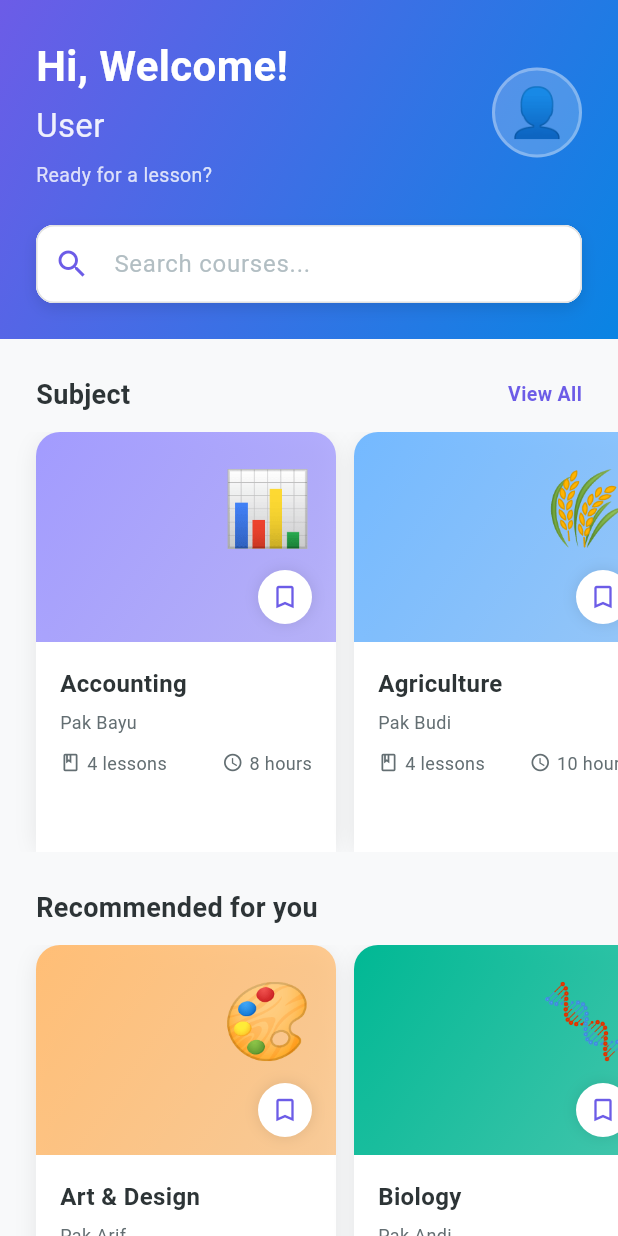
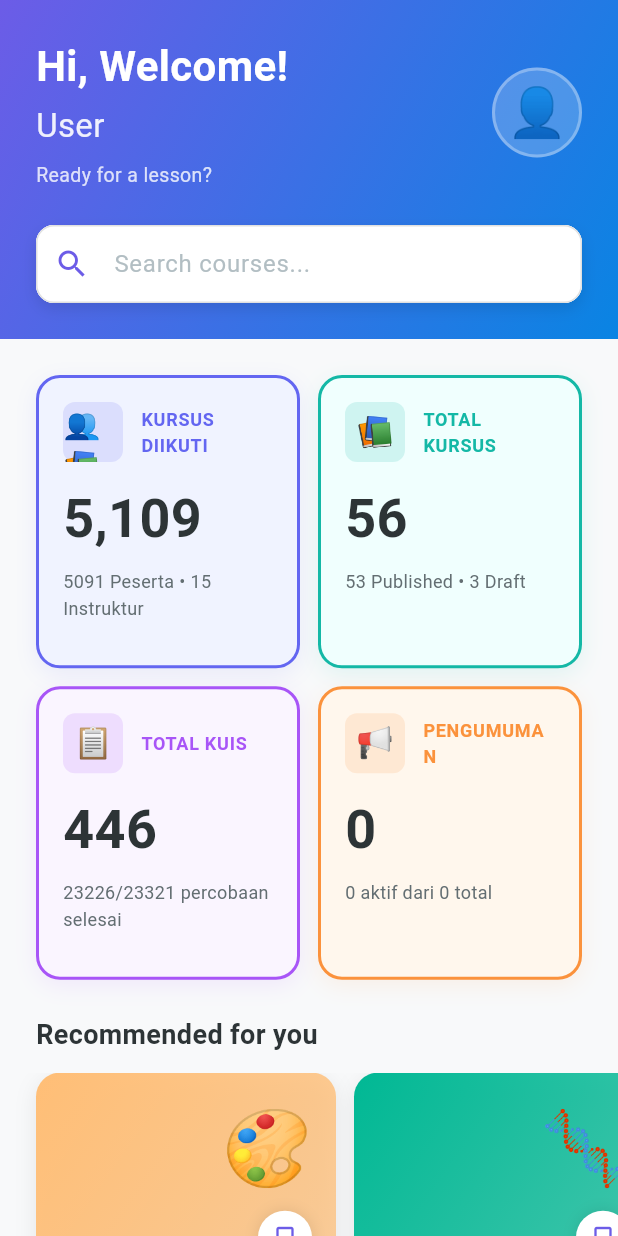
Before and after one commit to BASS-Training/Mobile-LMS-BASS, a Flutter app: the HomeScreen screen opened directly, on a phone screen of 412 x 824 dp. Run offline on Flutter 3.47's test engine with Material 3 defaults, Android fonts, the phone set to English and light mode, and no system bars; our stand-ins replace equatable, flutter_bloc, hive_flutter; accounts and stored records are empty.

Commit message:
add new cards
Co-authored-by: Copilot <copilot@github.com>

```diff
--- a/lib/presentation/screen/home/home_screen.dart
+++ /dev/null
@@ -1,307 +0,0 @@
-import 'package:flutter/material.dart';
-import 'package:flutter_bloc/flutter_bloc.dart';
-import 'package:lms_mobile_app/config/theme.dart';
-import 'package:lms_mobile_app/presentation/bloc/auth/auth_bloc.dart';
-import 'package:lms_mobile_app/presentation/bloc/auth/auth_state.dart';
-import 'package:lms_mobile_app/presentation/bloc/course/course_bloc.dart';
-import 'package:lms_mobile_app/presentation/bloc/course/course_event.dart';
-import 'package:lms_mobile_app/presentation/bloc/course/course_state.dart';
-import 'package:lms_mobile_app/presentation/widgets/course_card.dart';
-import 'package:lms_mobile_app/utils/constants.dart';
-import 'package:lms_mobile_app/data/mappers/course_mapper.dart';
-
-class HomeScreen extends StatefulWidget {
-  const HomeScreen({super.key});
-
-  @override
-  State<HomeScreen> createState() => _HomeScreenState();
-}
-
-class _HomeScreenState extends State<HomeScreen> {
-  final _searchController = TextEditingController();
-
-  @override
-  void initState() {
-    super.initState();
-    context.read<CourseBloc>().add(const GetCoursesEvent());
-  }
-
-  @override
-  void dispose() {
-    _searchController.dispose();
-    super.dispose();
-  }
-
-  @override
-  Widget build(BuildContext context) {
-    return Scaffold(
-      backgroundColor: AppColors.background,
-      body: SafeArea(
-        child: SingleChildScrollView(
-          child: Column(
-            crossAxisAlignment: CrossAxisAlignment.start,
-            children: [
-              // Header
-              Container(
-                padding: EdgeInsets.all(AppConstants.paddingLarge),
-                decoration: BoxDecoration(
-                  gradient: LinearGradient(
-                    colors: [AppColors.primary, AppColors.secondary],
-                    begin: Alignment.topLeft,
-                    end: Alignment.bottomRight,
-                  ),
-                ),
-                child: Column(
-                  crossAxisAlignment: CrossAxisAlignment.start,
-                  children: [
-                    Row(
-                      mainAxisAlignment: MainAxisAlignment.spaceBetween,
-                      children: [
-                        Column(
-                          crossAxisAlignment: CrossAxisAlignment.start,
-                          children: [
-                            Text(
-                              AppConstants.helloWelcome,
-                              style: TextStyle(
-                                fontSize: 28,
-                                fontWeight: FontWeight.bold,
-                                color: Colors.white,
-                              ),
-                            ),
-                            SizedBox(height: 4),
-                            BlocBuilder<AuthBloc, AuthState>(
-                              builder: (context, state) {
-                                String userName = 'User';
-                                if (state is AuthSuccess) {
-                                  userName =
-                                      state.user.name.split(' ')[0];
-                                }
-                                return Text(
-                                  userName,
-                                  style: TextStyle(
-                                    fontSize: 22,
-                                    color: Colors.white.withOpacity(0.9),
-                                  ),
-                                );
-                              },
-                            ),
-                            SizedBox(height: 8),
-                            Text(
-                              AppConstants.readyForLesson,
-                              style: TextStyle(
-                                fontSize: 13,
-                                color: Colors.white.withOpacity(0.8),
-                              ),
-                            ),
-                          ],
-                        ),
-                        Container(
-                          width: 60,
-                          height: 60,
-                          decoration: BoxDecoration(
-                            shape: BoxShape.circle,
-                            color: Colors.white.withOpacity(0.2),
-                            border: Border.all(
-                              color: Colors.white.withOpacity(0.3),
-                              width: 2,
-                            ),
-                          ),
-                          child: Center(
-                            child: Text('👤', style: TextStyle(fontSize: 32)),
-                          ),
-                        ),
-                      ],
-                    ),
-                    SizedBox(height: 24),
-                    // Search Bar
-                    Container(
-                      decoration: BoxDecoration(
-                        color: Colors.white,
-                        borderRadius: BorderRadius.circular(12),
-                        boxShadow: [
-                          BoxShadow(
-                            color: Colors.black.withOpacity(0.1),
-                            blurRadius: 8,
-                            offset: Offset(0, 4),
-                          ),
-                        ],
-                      ),
-                      child: TextField(
-                        controller: _searchController,
-                        onChanged: (value) {
-                          context.read<CourseBloc>().add(
-                                SearchCoursesEvent(query: value),
-                              );
-                        },
-                        decoration: InputDecoration(
-                          hintText: AppConstants.searchCourses,
-                          hintStyle: TextStyle(color: AppColors.textLighter),
-                          prefixIcon: Icon(
-                            Icons.search,
-                            color: AppColors.primary,
-                          ),
-                          border: InputBorder.none,
-                          contentPadding: EdgeInsets.symmetric(
-                            horizontal: 16,
-                            vertical: 14,
-                          ),
-                        ),
-                      ),
-                    ),
-                  ],
-                ),
-              ),
-              SizedBox(height: AppConstants.paddingLarge),
-              // Subject Section
-              Padding(
-                padding: EdgeInsets.symmetric(
-                  horizontal: AppConstants.paddingLarge,
-                ),
-                child: Row(
-                  mainAxisAlignment: MainAxisAlignment.spaceBetween,
-                  children: [
-                    Text(
-                      AppConstants.subject,
-                      style: TextStyle(
-                        fontSize: 18,
-                        fontWeight: FontWeight.bold,
-                        color: AppColors.text,
-                      ),
-                    ),
-                    GestureDetector(
-                      onTap: () {
-                        Navigator.pushReplacementNamed(context, '/courses');
-                      },
-                      child: Text(
-                        AppConstants.viewAll,
-                        style: TextStyle(
-                          fontSize: 13,
-                          color: AppColors.primary,
-                          fontWeight: FontWeight.w600,
-                        ),
-                      ),
-                    ),
-                  ],
-                ),
-              ),
-              SizedBox(height: 12),
-              // Subject Courses - Horizontal Scroll
-              BlocBuilder<CourseBloc, CourseState>(
-                builder: (context, state) {
-                  if (state is CourseLoading) {
-                    return SizedBox(
-                      height: 280,
-                      child: Center(child: CircularProgressIndicator()),
-                    );
-                  } else if (state is CourseLoaded) {
-                    final subjectCourses =
-                        state.courses.take(3).toList();
-                    return SizedBox(
-                      height: 280,
-                      child: ListView.builder(
-                        scrollDirection: Axis.horizontal,
-                        padding: EdgeInsets.symmetric(
-                          horizontal: AppConstants.paddingLarge,
-                        ),
-                        itemCount: subjectCourses.length,
-                        itemBuilder: (context, index) {
-                          final courseEntity = subjectCourses[index];
-                          final course = CourseMapper.fromDomain(courseEntity);
-                          return Container(
-                            width: 200,
-                            margin: EdgeInsets.only(right: 12),
-                            child: CourseCard(
-                              course: course,
-                              isSaved: courseEntity.isSaved,
-                              onTap: () {
-                                Navigator.pushNamed(
-                                  context,
-                                  '/course-detail',
-                                  arguments: course,
-                                );
-                              },
-                              onSavePressed: () {
-                                context.read<CourseBloc>().add(
-                                      ToggleSaveCourseEvent(
-                                          courseId: courseEntity.id),
-                                    );
-                              },
-                            ),
-                          );
-                        },
-                      ),
-                    );
-                  }
-                  return SizedBox.shrink();
-                },
-              ),
-              SizedBox(height: AppConstants.paddingLarge),
-              // Recommended Section
-              Padding(
-                padding: EdgeInsets.symmetric(
-                  horizontal: AppConstants.paddingLarge,
-                ),
-                child: Text(
-                  AppConstants.recommendedForYou,
-                  style: TextStyle(
-                    fontSize: 18,
-                    fontWeight: FontWeight.bold,
-                    color: AppColors.text,
-                  ),
-                ),
-              ),
-              SizedBox(height: 12),
-              // Recommended Courses - Horizontal Scroll
-              BlocBuilder<CourseBloc, CourseState>(
-                builder: (context, state) {
-                  if (state is CourseLoaded) {
-                    final recommendedCourses =
-                        state.courses.skip(3).take(3).toList();
-                    return SizedBox(
-                      height: 280,
-                      child: ListView.builder(
-                        scrollDirection: Axis.horizontal,
-                        padding: EdgeInsets.symmetric(
-                          horizontal: AppConstants.paddingLarge,
-                        ),
-                        itemCount: recommendedCourses.length,
-                        itemBuilder: (context, index) {
-                          final courseEntity = recommendedCourses[index];
-                          final course =
-                              CourseMapper.fromDomain(courseEntity);
-                          return Container(
-                            width: 200,
-                            margin: EdgeInsets.only(right: 12),
-                            child: CourseCard(
-                              course: course,
-                              isSaved: courseEntity.isSaved,
-                              onTap: () {
-                                Navigator.pushNamed(
-                                  context,
-                                  '/course-detail',
-                                  arguments: course,
-                                );
-                              },
-                              onSavePressed: () {
-                                context.read<CourseBloc>().add(
-                                      ToggleSaveCourseEvent(
-                                          courseId: courseEntity.id),
-                                    );
-                              },
-                            ),
-                          );
-                        },
-                      ),
-                    );
-                  }
-                  return SizedBox.shrink();
-                },
-              ),
-              SizedBox(height: AppConstants.paddingLarge),
-            ],
-          ),
-        ),
-      ),
-    );
-  }
-}
--- a/lib/presentation/screens/home/home_screen.dart
+++ b/lib/presentation/screens/home/home_screen.dart
@@ -7,6 +7,7 @@ import 'package:lms_mobile_app/presentation/bloc/course/course_bloc.dart';
 import 'package:lms_mobile_app/presentation/bloc/course/course_event.dart';
 import 'package:lms_mobile_app/presentation/bloc/course/course_state.dart';
 import 'package:lms_mobile_app/presentation/widgets/course_card.dart';
+import 'package:lms_mobile_app/presentation/widgets/statistics_card.dart';
 import 'package:lms_mobile_app/utils/constants.dart';
 import 'package:lms_mobile_app/data/mappers/course_mapper.dart';
 
@@ -152,83 +153,80 @@ class _HomeScreenState extends State<HomeScreen> {
                 ),
               ),
               SizedBox(height: AppConstants.paddingLarge),
-              // Subject Section
-              Padding(
+              // Subject Courses - Grid Layout (2x2)
+              BlocBuilder<CourseBloc, CourseState>(
+                builder: (context, state) {
+                  if (state is CourseLoading) {
+                    return Padding(
                       padding: EdgeInsets.symmetric(
                         horizontal: AppConstants.paddingLarge,
                       ),
-                child: Row(
-                  mainAxisAlignment: MainAxisAlignment.spaceBetween,
-                  children: [
-                    Text(
-                      AppConstants.subject,
-                      style: TextStyle(
-                        fontSize: 18,
-                        fontWeight: FontWeight.bold,
-                        color: AppColors.text,
+                      child: SizedBox(
+                        height: 400,
+                        child: Center(child: CircularProgressIndicator()),
                       ),
-                    ),
-                    GestureDetector(
-                      onTap: () {
-                        Navigator.pushReplacementNamed(context, '/courses');
-                      },
-                      child: Text(
-                        AppConstants.viewAll,
-                        style: TextStyle(
-                          fontSize: 13,
-                          color: AppColors.primary,
-                          fontWeight: FontWeight.w600,
-                        ),
-                      ),
-                    ),
-                  ],
-                ),
-              ),
-              SizedBox(height: 12),
-              // Subject Courses - Horizontal Scroll
-              BlocBuilder<CourseBloc, CourseState>(
-                builder: (context, state) {
-                  if (state is CourseLoading) {
-                    return SizedBox(
-                      height: 280,
-                      child: Center(child: CircularProgressIndicator()),
                     );
                   } else if (state is CourseLoaded) {
-                    final subjectCourses =
-                        state.courses.take(3).toList();
-                    return SizedBox(
-                      height: 280,
-                      child: ListView.builder(
-                        scrollDirection: Axis.horizontal,
+                    final statsItems = [
+                      {
+                        'icon': '👥📚',
+                        'title': 'KURSUS DIIKUTI',
+                        'number': '5,109',
+                        'description': '5091 Peserta • 15 Instruktur',
+                        'borderColor': Color(0xFF6366F1), // Blue
+                        'backgroundColor': Color(0xFFF0F3FF),
+                      },
+                      {
+                        'icon': '📚',
+                        'title': 'TOTAL KURSUS',
+                        'number': '56',
+                        'description': '53 Published • 3 Draft',
+                        'borderColor': Color(0xFF14B8A6), // Teal
+                        'backgroundColor': Color(0xFFF0FFFE),
+                      },
+                      {
+                        'icon': '📋',
+                        'title': 'TOTAL KUIS',
+                        'number': '446',
+                        'description': '23226/23321 percobaan selesai',
+                        'borderColor': Color(0xFFA855F7), // Purple
+                        'backgroundColor': Color(0xFFFAF5FF),
+                      },
+                      {
+                        'icon': '📢',
+                        'title': 'PENGUMUMAN',
+                        'number': '0',
+                        'description': '0 aktif dari 0 total',
+                        'borderColor': Color(0xFFFB923C), // Orange
+                        'backgroundColor': Color(0xFFFFF7ED),
+                      },
+                    ];
+
+                    return Padding(
                       padding: EdgeInsets.symmetric(
                         horizontal: AppConstants.paddingLarge,
                       ),
-                        itemCount: subjectCourses.length,
-                        itemBuilder: (context, index) {
-                          final courseEntity = subjectCourses[index];
-                          final course = CourseMapper.fromDomain(courseEntity);
-                          return Container(
-                            width: 200,
-                            margin: EdgeInsets.only(right: 12),
-                            child: CourseCard(
-                              course: course,
-                              isSaved: courseEntity.isSaved,
-                              onTap: () {
-                                Navigator.pushNamed(
-                                  context,
-                                  '/course-detail',
-                                  arguments: course,
-                                );
-                              },
-                              onSavePressed: () {
-                                context.read<CourseBloc>().add(
-                                      ToggleSaveCourseEvent(
-                                          courseId: courseEntity.id),
+                      child: GridView.count(
+                        shrinkWrap: true,
+                        physics: NeverScrollableScrollPhysics(),
+                        crossAxisCount: 2,
+                        childAspectRatio: 0.9,
+                        crossAxisSpacing: 12,
+                        mainAxisSpacing: 12,
+                        children: List.generate(
+                          statsItems.length,
+                          (index) {
+                            final item = statsItems[index];
+                            return StatisticsCard(
+                              icon: item['icon'] as String,
+                              title: item['title'] as String,
+                              number: item['number'] as String,
+                              description: item['description'] as String,
+                              borderColor: item['borderColor'] as Color,
+                              backgroundColor: item['backgroundColor'] as Color,
                             );
                           },
                         ),
-                          );
-                        },
                       ),
                     );
                   }
--- /dev/null
+++ b/lib/presentation/widgets/statistics_card.dart
@@ -0,0 +1,104 @@
+import 'package:flutter/material.dart';
+import 'package:lms_mobile_app/config/theme.dart';
+
+class StatisticsCard extends StatelessWidget {
+  final String title;
+  final String number;
+  final String description;
+  final Color borderColor;
+  final Color backgroundColor;
+  final String icon;
+
+  const StatisticsCard({
+    Key? key,
+    required this.title,
+    required this.number,
+    required this.description,
+    required this.borderColor,
+    required this.backgroundColor,
+    this.icon = '',
+  }) : super(key: key);
+
+  @override
+  Widget build(BuildContext context) {
+    return Container(
+      decoration: BoxDecoration(
+        color: backgroundColor,
+        borderRadius: BorderRadius.circular(16),
+        border: Border.all(
+          color: borderColor,
+          width: 2,
+        ),
+        boxShadow: [
+          BoxShadow(
+            color: borderColor.withOpacity(0.1),
+            blurRadius: 12,
+            offset: Offset(0, 4),
+          ),
+        ],
+      ),
+      child: Padding(
+        padding: EdgeInsets.all(16),
+        child: Column(
+          crossAxisAlignment: CrossAxisAlignment.start,
+          children: [
+            // Header with Icon and Title
+            Row(
+              children: [
+                if (icon.isNotEmpty)
+                  Container(
+                    width: 40,
+                    height: 40,
+                    decoration: BoxDecoration(
+                      color: borderColor.withOpacity(0.15),
+                      borderRadius: BorderRadius.circular(8),
+                    ),
+                    child: Center(
+                      child: Text(
+                        icon,
+                        style: TextStyle(fontSize: 20),
+                      ),
+                    ),
+                  ),
+                if (icon.isNotEmpty) SizedBox(width: 12),
+                Expanded(
+                  child: Text(
+                    title,
+                    style: TextStyle(
+                      fontSize: 12,
+                      fontWeight: FontWeight.w600,
+                      color: borderColor,
+                      letterSpacing: 0.5,
+                    ),
+                  ),
+                ),
+              ],
+            ),
+            SizedBox(height: 12),
+            // Number
+            Text(
+              number,
+              style: TextStyle(
+                fontSize: 36,
+                fontWeight: FontWeight.bold,
+                color: AppColors.text,
+              ),
+            ),
+            SizedBox(height: 8),
+            // Description
+            Text(
+              description,
+              style: TextStyle(
+                fontSize: 12,
+                color: AppColors.textLight,
+                height: 1.5,
+              ),
+              maxLines: 3,
+              overflow: TextOverflow.ellipsis,
+            ),
+          ],
+        ),
+      ),
+    );
+  }
+}
```
Also changed, not shown: lib/presentation/widgets/feature_card.dart (added, +94 -0 lines), lib/presentation/screen/auth/login_screen.dart (deleted). Lines whose indentation alone changed are shown as unchanged.
